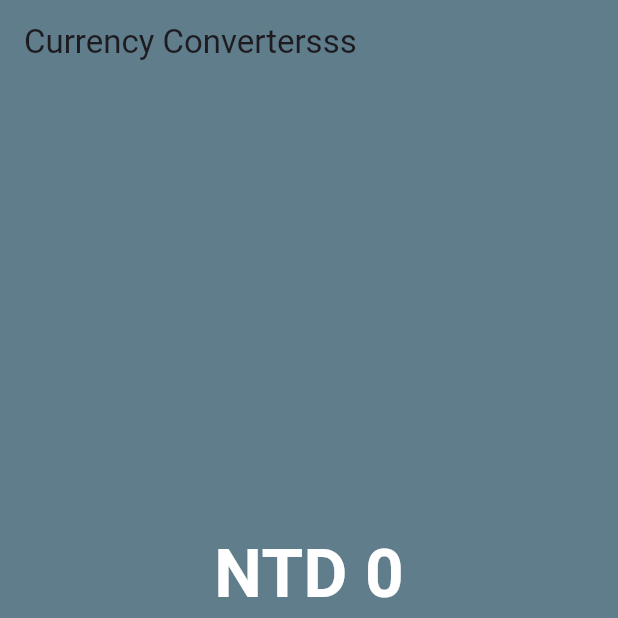
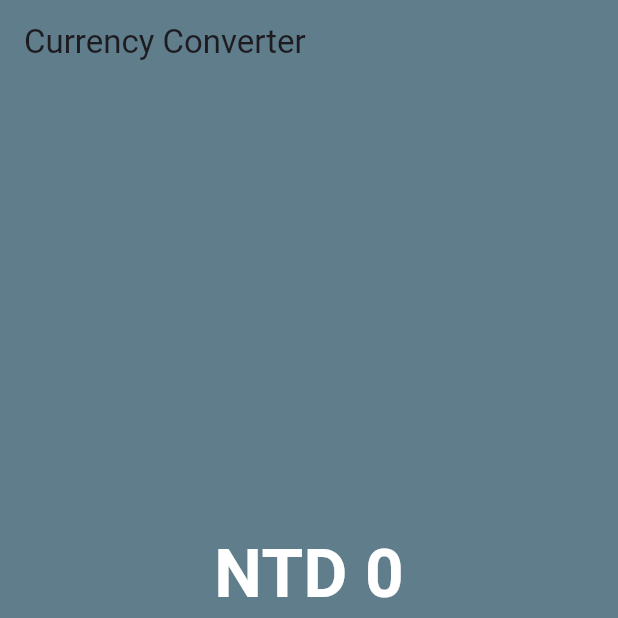
Before and after one commit to Dakb00/currency_converter, a Flutter app: the screen it shows after launch, on a phone screen of 412 x 824 dp, the top half of it. Run offline on Flutter 3.47's test engine with Material 3 defaults, Android fonts, the phone set to English and light mode, and no system bars.

Commit message:
Reverting Back

```diff
--- a/lib/currency_converter_material_page.dart
+++ b/lib/currency_converter_material_page.dart
@@ -41,7 +41,7 @@ class _CurrencyConverterMaterialPageState
       appBar: AppBar(
         backgroundColor: Colors.blueGrey,
         elevation: 0,
-        title: const Text('Currency Convertersss'),
+        title: const Text('Currency Converter'),
       ),
       body: Center(
         child: Padding(
```
